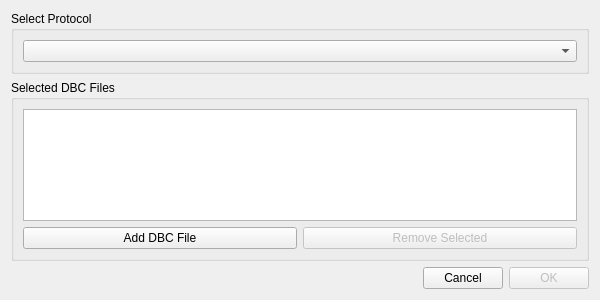
Qt form PluginsCommonCAN/select_can_database.ui (PlotJuggler/plotjuggler-CAN-dbs) before a commit.
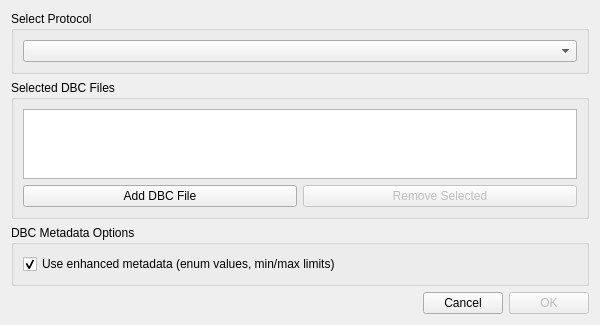
The same form after that commit.

Commit message: add enhanced_metadata option

The edit to the form file:
```diff
--- a/PluginsCommonCAN/select_can_database.ui
+++ b/PluginsCommonCAN/select_can_database.ui
@@ -7,7 +7,7 @@
                 <x>0</x>
                 <y>0</y>
                 <width>600</width>
-                <height>300</height>
+                <height>320</height>
             </rect>
         </property>
         <property name="windowTitle">
@@ -63,6 +63,25 @@
                     </layout>
                 </widget>
             </item>
+            <item>
+                <widget class="QGroupBox" name="optionsBox">
+                    <property name="title">
+                        <string>DBC Metadata Options</string>
+                    </property>
+                    <layout class="QVBoxLayout" name="optionsLayout">
+                        <item>
+                            <widget class="QCheckBox" name="enhancedMetadataCheckbox">
+                                <property name="text">
+                                    <string>Use enhanced metadata (enum values, min/max limits)</string>
+                                </property>
+                                <property name="checked">
+                                    <bool>true</bool>
+                                </property>
+                            </widget>
+                        </item>
+                    </layout>
+                </widget>
+            </item>
             <item>
                 <layout class="QHBoxLayout" name="horizontalLayout">
                     <item>
```
The commit also changes 5 other files.
